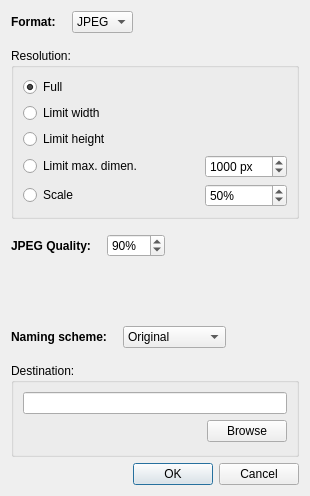
First picture: the form in src/ui/ExportDialog.ui, repository wagenadl/photohoard, before the edit.
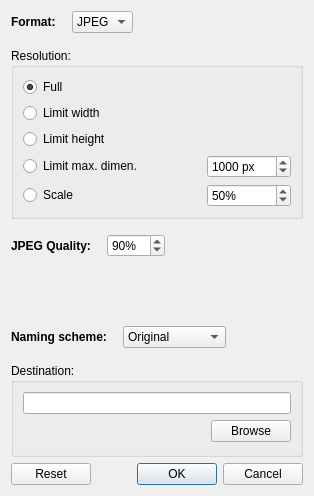
Second picture: the form after the edit.

Commit message: Exporter now in charge of settings; ExportDialog constructed on the fly

The edit to the form file:
```diff
--- a/src/ui/ExportDialog.ui
+++ b/src/ui/ExportDialog.ui
@@ -6,7 +6,7 @@
    <rect>
     <x>0</x>
     <y>0</y>
-    <width>310</width>
+    <width>314</width>
     <height>496</height>
    </rect>
   </property>
@@ -415,7 +415,7 @@
       <enum>Qt::Horizontal</enum>
      </property>
      <property name="standardButtons">
-      <set>QDialogButtonBox::Cancel|QDialogButtonBox::Ok</set>
+      <set>QDialogButtonBox::Cancel|QDialogButtonBox::Ok|QDialogButtonBox::Reset</set>
      </property>
     </widget>
    </item>
```
Left out of the diff: 66 changed lines with no effect on the pictures. The commit also changes 6 other files.
